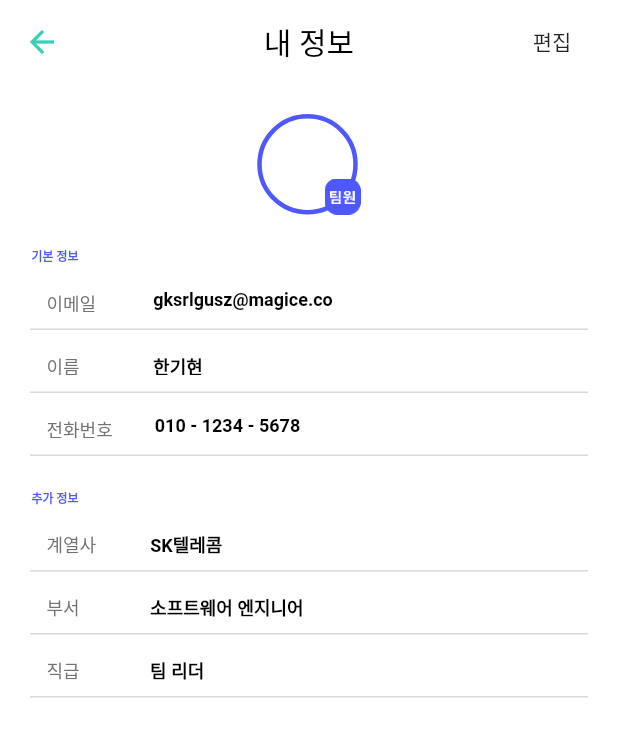
After one commit to kimkihwan/workshop, a Flutter app: the ProfileWidget screen opened directly, on a phone screen of 412 x 824 dp. The commit adds this screen. Shown: the top 737 px of the screen. Run offline on Flutter 3.47's test engine with Material 2 defaults, Android fonts, the phone set to English and light mode, and no system bars; our stand-ins replace dotted_border, image_picker; Roboto replaces fonts that are missing (Apple SD Gothic Neo).

Commit message:
menu, profile add
menu, profile add

```diff
--- a/lib/lecture_code.dart
+++ b/lib/lecture_code.dart
@@ -1,6 +1,7 @@
 import 'package:flutter/material.dart';
+import 'package:workshop/lecture.dart';
 import 'package:workshop/pin/pin_put.dart';
-
+import 'package:workshop/lecture_detail.dart';
 
 class LectureCode extends StatefulWidget {
   LectureCode({Key key, this.title}) : super(key: key);
@@ -21,6 +22,10 @@ class _Pinstate extends State<LectureCode> {
 
     final joinButton = GestureDetector(
       onTap: () {
+        Navigator.push(
+          context,
+          MaterialPageRoute(builder: (context) => DaliyViewWidget()),
+        );
       },
       child:
       Container(
--- a/lib/lecture_detail.dart
+++ b/lib/lecture_detail.dart
@@ -1,6 +1,5 @@
-
 import 'package:flutter/material.dart';
-import 'package:workshop/values/values.dart';
+import 'package:workshop/menu.dart';
 
 
 class DaliyViewWidget extends StatelessWidget {
@@ -121,10 +120,16 @@ class DaliyViewWidget extends StatelessWidget {
     return Scaffold(
       appBar: PreferredSize(
           child: AppBar(
+            iconTheme: IconThemeData(color: Color(0xFF35D0BA)),
             backgroundColor: Colors.black,
             actions: <Widget>[
               FlatButton(
-                onPressed: null,
+                onPressed: () {
+                  Navigator.push(
+                    context,
+                    MaterialPageRoute(builder: (context) => MenuViewWidget()),
+                  );
+                },
                 child: Icon(Icons.menu, color: Color(0xFF475AEF)),
               )
             ],
--- a/lib/main.dart
+++ b/lib/main.dart
@@ -1,6 +1,6 @@
 import 'package:flutter/material.dart';
 import 'package:workshop/login.dart';
-import 'package:workshop/lecture_detail.dart';
+import 'package:workshop/menu.dart';
 
 void main() => runApp(App());
 
--- /dev/null
+++ b/lib/menu.dart
@@ -0,0 +1,152 @@
+import 'package:flutter/material.dart';
+import 'package:workshop/values/colors.dart';
+import 'package:workshop/myprofile.dart';
+
+class MenuViewWidget extends StatelessWidget {
+
+  @override
+  Widget build(BuildContext context) {
+
+    return Scaffold(
+      appBar: AppBar(
+        iconTheme: IconThemeData(color: Color(0xFF35D0BA)),
+        centerTitle: true,
+        title: Text("메뉴", style: TextStyle(color: Colors.black)),
+        backgroundColor: Colors.white,
+        elevation: 0.0,
+      ),
+      body: Container(
+        constraints: BoxConstraints.expand(),
+        decoration: BoxDecoration(
+          color: Color.fromARGB(255, 255, 255, 255),
+        ),
+        child: Column(
+          children: [
+            Align(
+              child: Container(
+                width: 69,
+                height: 67,
+                margin: EdgeInsets.only(top: 20),
+                child:
+                GestureDetector(
+                  onTap: () {
+                    Navigator.push(
+                      context,
+                      MaterialPageRoute(builder: (context) => ProfileWidget()),
+                    );
+                  },
+                  child: Stack(
+                  children: [
+                    Positioned(
+                      top: 0,
+                      child: Container(
+                        width: 67,
+                        height: 67,
+                        decoration: BoxDecoration(
+                          border: Border.fromBorderSide(BorderSide(
+                                    color: Color.fromARGB(255, 79, 87, 255),
+                                    width: 3,
+                                    style: BorderStyle.solid,
+                                  )),
+                          borderRadius: BorderRadius.all(Radius.circular(33.5)),
+                        ),
+                        child: Container(),
+                      ),
+                    ),
+                    Positioned(
+                      top: 43,
+                      right: 0,
+                      child: Image.asset(
+                        "assets/images/menu_round.png",
+                        fit: BoxFit.none,
+                      ),
+                    ),
+                    Positioned(
+                      top: 51,
+                      right: 4,
+                      child: Image.asset(
+                        "assets/images/menu_team.png",
+                        fit: BoxFit.none,
+                      ),
+                    ),
+                  ],
+                  ),
+                )
+              ),
+            ),
+            Container(
+              width: 300,
+              margin: EdgeInsets.only(top: 30),
+              child: Text("한기현_5조", style: TextStyle(fontWeight: FontWeight.bold), textAlign: TextAlign.center)
+            ),
+            Container(
+              width: 300,
+              margin: EdgeInsets.only(top: 9),
+              child: Text("gksrlgusz@magice.co", textAlign: TextAlign.center)
+            ),
+            Container(
+              width: 160,
+              height: 1,
+              margin: EdgeInsets.only(top: 18),
+              decoration: BoxDecoration(
+                color: AppColors.primaryElement,
+              ),
+              child: Container(),
+            ),
+            Container(
+              width: 300,
+              margin: EdgeInsets.only(top: 28),
+              child: Text("팀 정보", style: TextStyle(fontWeight: FontWeight.bold), textAlign: TextAlign.center),
+            ),
+            Container(
+              width: 300,
+              margin: EdgeInsets.only(top: 35),
+              child: Text("공지 게시판", style: TextStyle(fontWeight: FontWeight.bold), textAlign: TextAlign.center),
+            ),
+            Container(
+              width: 300,
+              margin: EdgeInsets.only(top: 35),
+              child: Text("과제 게시판", style: TextStyle(fontWeight: FontWeight.bold), textAlign: TextAlign.center),
+            ),
+            Container(
+              width: 160,
+              height: 1,
+              margin: EdgeInsets.only(top: 27),
+              decoration: BoxDecoration(
+                color: AppColors.primaryElement,
+              ),
+              child: Container(),
+            ),
+            Container(
+              width: 300,
+              margin: EdgeInsets.only(top: 28),
+              child: Text("강의 목록", style: TextStyle(fontWeight: FontWeight.bold), textAlign: TextAlign.center),
+            ),
+            Container(
+              width: 160,
+              height: 1,
+              margin: EdgeInsets.only(top: 27),
+              decoration: BoxDecoration(
+                color: AppColors.primaryElement,
+              ),
+              child: Container(),
+            ),
+            Container(
+              width: 300,
+              margin: EdgeInsets.only(top: 30, bottom: 42),
+              child: Text("로그아웃", style: TextStyle(color: Colors.red, fontWeight: FontWeight.bold), textAlign: TextAlign.center),
+            ),
+            Container(
+              width: 102,
+              height: 12,
+              child: Image.asset(
+                "assets/images/2020magiceco.png",
+                fit: BoxFit.none,
+              ),
+            ),
+          ],
+        ),
+      ),
+    );
+  }
+}
--- /dev/null
+++ b/lib/myprofile.dart
@@ -0,0 +1,413 @@
+import 'package:flutter/material.dart';
+import 'package:workshop/values/colors.dart';
+
+class ProfileWidget extends StatelessWidget {
+
+  @override
+  Widget build(BuildContext context) {
+
+    return Scaffold(
+      appBar: AppBar(
+        iconTheme: IconThemeData(color: Color(0xFF35D0BA)),
+        centerTitle: true,
+        title: Text("내 정보", style: TextStyle(color: Colors.black)),
+        backgroundColor: Colors.white,
+        elevation: 0.0,
+        actions: <Widget>[
+          FlatButton(
+            onPressed: () {
+            },
+            child: Text("편집"),
+          )
+        ],
+      ),
+      body: Container(
+        constraints: BoxConstraints.expand(),
+        decoration: BoxDecoration(
+          color: Color.fromARGB(255, 255, 255, 255),
+        ),
+        child: Column(
+          children: [
+            Align(
+              // alignment: Alignment.center,
+              child: Container(
+                width: 69,
+                height: 67,
+                margin: EdgeInsets.only(top: 20),
+                child: Stack(
+                  // alignment: Alignment.center,
+                  children: [
+                    Positioned(
+                      top: 0,
+                      child: Container(
+                        width: 67,
+                        height: 67,
+                        decoration: BoxDecoration(
+                          border: Border.fromBorderSide(BorderSide(
+                                    color: Color.fromARGB(255, 79, 87, 255),
+                                    width: 3,
+                                    style: BorderStyle.solid,
+                                  )),
+                          borderRadius: BorderRadius.all(Radius.circular(33.5)),
+                        ),
+                        child: Container(),
+                      ),
+                    ),
+                    Positioned(
+                      top: 43,
+                      right: 0,
+                      child: Image.asset(
+                        "assets/images/menu_round.png",
+                        fit: BoxFit.none,
+                      ),
+                    ),
+                    Positioned(
+                      top: 51,
+                      right: 4,
+                      child: Image.asset(
+                        "assets/images/menu_team.png",
+                        fit: BoxFit.none,
+                      ),
+                    ),
+                  ],
+                ),
+              ),
+            ),
+            Align(
+              alignment: Alignment.topLeft,
+              child: Container(
+                margin: EdgeInsets.only(left: 21, top: 22),
+                child: Text(
+                  "기본 정보",
+                  textAlign: TextAlign.left,
+                  style: TextStyle(
+                    color: AppColors.accentText,
+                    fontFamily: "Apple SD Gothic Neo",
+                    fontWeight: FontWeight.w700,
+                    fontSize: 8,
+                  ),
+                ),
+              ),
+            ),
+            Align(
+              alignment: Alignment.topLeft,
+              child: Container(
+                width: 300,
+                height: 15,
+                margin: EdgeInsets.only(left: 31, top: 16),
+                child: Row(
+                  crossAxisAlignment: CrossAxisAlignment.stretch,
+                  children: [
+                    Align(
+                      alignment: Alignment.topLeft,
+                      child: Text(
+                        "이메일",
+                        textAlign: TextAlign.left,
+                        style: TextStyle(
+                          color: AppColors.primaryText,
+                          fontFamily: "Apple SD Gothic Neo",
+                          fontWeight: FontWeight.w400,
+                          fontSize: 12,
+                        ),
+                      ),
+                    ),
+                    Align(
+                      alignment: Alignment.topLeft,
+                      child: Container(
+                        margin: EdgeInsets.only(left: 38),
+                        child: Text(
+                          "gksrlgusz@magice.co",
+                          textAlign: TextAlign.left,
+                          style: TextStyle(
+                            color: AppColors.secondaryText,
+                            fontFamily: "Apple SD Gothic Neo",
+                            fontWeight: FontWeight.w700,
+                            fontSize: 12,
+                          ),
+                        ),
+                      ),
+                    ),
+                  ],
+                ),
+              ),
+            ),
+            Container(
+              height: 1,
+              margin: EdgeInsets.only(left: 20, top: 11, right: 20),
+              decoration: BoxDecoration(
+                color: AppColors.primaryElement,
+              ),
+              child: Container(),
+            ),
+            Align(
+              alignment: Alignment.topLeft,
+              child: Container(
+                width: 300,
+                height: 15,
+                margin: EdgeInsets.only(left: 31, top: 15),
+                child: Row(
+                  crossAxisAlignment: CrossAxisAlignment.stretch,
+                  children: [
+                    Align(
+                      alignment: Alignment.topLeft,
+                      child: Text(
+                        "이름",
+                        textAlign: TextAlign.left,
+                        style: TextStyle(
+                          color: AppColors.primaryText,
+                          fontFamily: "Apple SD Gothic Neo",
+                          fontWeight: FontWeight.w400,
+                          fontSize: 12,
+                        ),
+                      ),
+                    ),
+                    Align(
+                      alignment: Alignment.topLeft,
+                      child: Container(
+                        margin: EdgeInsets.only(left: 49),
+                        child: Text(
+                          "한기현",
+                          textAlign: TextAlign.left,
+                          style: TextStyle(
+                            color: AppColors.secondaryText,
+                            fontFamily: "Apple SD Gothic Neo",
+                            fontWeight: FontWeight.w700,
+                            fontSize: 12,
+                          ),
+                        ),
+                      ),
+                    ),
+                  ],
+                ),
+              ),
+            ),
+            Container(
+              height: 1,
+              margin: EdgeInsets.only(left: 20, top: 11, right: 20),
+              decoration: BoxDecoration(
+                color: AppColors.primaryElement,
+              ),
+              child: Container(),
+            ),
+            Align(
+              alignment: Alignment.topLeft,
+              child: Container(
+                width: 300,
+                height: 15,
+                margin: EdgeInsets.only(left: 31, top: 15),
+                child: Row(
+                  crossAxisAlignment: CrossAxisAlignment.stretch,
+                  children: [
+                    Align(
+                      alignment: Alignment.topLeft,
+                      child: Text(
+                        "전화번호",
+                        textAlign: TextAlign.left,
+                        style: TextStyle(
+                          color: AppColors.primaryText,
+                          fontFamily: "Apple SD Gothic Neo",
+                          fontWeight: FontWeight.w400,
+                          fontSize: 12,
+                        ),
+                      ),
+                    ),
+                    Align(
+                      alignment: Alignment.topLeft,
+                      child: Container(
+                        margin: EdgeInsets.only(left: 28),
+                        child: Text(
+                          "010 - 1234 - 5678",
+                          textAlign: TextAlign.left,
+                          style: TextStyle(
+                            color: AppColors.secondaryText,
+                            fontFamily: "Apple SD Gothic Neo",
+                            fontWeight: FontWeight.w700,
+                            fontSize: 12,
+                          ),
+                        ),
+                      ),
+                    ),
+                  ],
+                ),
+              ),
+            ),
+            Container(
+              height: 1,
+              margin: EdgeInsets.only(left: 20, top: 11, right: 20),
+              decoration: BoxDecoration(
+                color: AppColors.primaryElement,
+              ),
+              child: Container(),
+            ),
+            Align(
+              alignment: Alignment.topLeft,
+              child: Container(
+                margin: EdgeInsets.only(left: 21, top: 22),
+                child: Text(
+                  "추가 정보",
+                  textAlign: TextAlign.left,
+                  style: TextStyle(
+                    color: AppColors.accentText,
+                    fontFamily: "Apple SD Gothic Neo",
+                    fontWeight: FontWeight.w700,
+                    fontSize: 8,
+                  ),
+                ),
+              ),
+            ),
+            Align(
+              alignment: Alignment.topLeft,
+              child: Container(
+                width: 300,
+                height: 15,
+                margin: EdgeInsets.only(left: 31, top: 16),
+                child: Row(
+                  crossAxisAlignment: CrossAxisAlignment.stretch,
+                  children: [
+                    Align(
+                      alignment: Alignment.topLeft,
+                      child: Text(
+                        "계열사",
+                        textAlign: TextAlign.left,
+                        style: TextStyle(
+                          color: AppColors.primaryText,
+                          fontFamily: "Apple SD Gothic Neo",
+                          fontWeight: FontWeight.w400,
+                          fontSize: 12,
+                        ),
+                      ),
+                    ),
+                    Align(
+                      alignment: Alignment.topLeft,
+                      child: Container(
+                        margin: EdgeInsets.only(left: 36),
+                        child: Text(
+                          "SK텔레콤",
+                          textAlign: TextAlign.left,
+                          style: TextStyle(
+                            color: AppColors.secondaryText,
+                            fontFamily: "Apple SD Gothic Neo",
+                            fontWeight: FontWeight.w700,
+                            fontSize: 12,
+                          ),
+                        ),
+                      ),
+                    ),
+                  ],
+                ),
+              ),
+            ),
+            Container(
+              height: 1,
+              margin: EdgeInsets.only(left: 20, top: 11, right: 20),
+              decoration: BoxDecoration(
+                color: AppColors.primaryElement,
+              ),
+              child: Container(),
+            ),
+            Align(
+              alignment: Alignment.topLeft,
+              child: Container(
+                width: 300,
+                height: 15,
+                margin: EdgeInsets.only(left: 31, top: 15),
+                child: Row(
+                  crossAxisAlignment: CrossAxisAlignment.stretch,
+                  children: [
+                    Align(
+                      alignment: Alignment.topLeft,
+                      child: Text(
+                        "부서",
+                        textAlign: TextAlign.left,
+                        style: TextStyle(
+                          color: AppColors.primaryText,
+                          fontFamily: "Apple SD Gothic Neo",
+                          fontWeight: FontWeight.w400,
+                          fontSize: 12,
+                        ),
+                      ),
+                    ),
+                    Align(
+                      alignment: Alignment.topLeft,
+                      child: Container(
+                        margin: EdgeInsets.only(left: 47),
+                        child: Text(
+                          "소프트웨어 엔지니어",
+                          textAlign: TextAlign.left,
+                          style: TextStyle(
+                            color: AppColors.secondaryText,
+                            fontFamily: "Apple SD Gothic Neo",
+                            fontWeight: FontWeight.w700,
+                            fontSize: 12,
+                          ),
+                        ),
+                      ),
+                    ),
+                  ],
+                ),
+              ),
+            ),
+            Container(
+              height: 1,
+              margin: EdgeInsets.only(left: 20, top: 11, right: 20),
+              decoration: BoxDecoration(
+                color: AppColors.primaryElement,
+              ),
+              child: Container(),
+            ),
+            Align(
+              alignment: Alignment.topLeft,
+              child: Container(
+                width: 300,
+                height: 15,
+                margin: EdgeInsets.only(left: 31, top: 15),
+                child: Row(
+                  crossAxisAlignment: CrossAxisAlignment.stretch,
+                  children: [
+                    Align(
+                      alignment: Alignment.topLeft,
+                      child: Text(
+                        "직급",
+                        textAlign: TextAlign.left,
+                        style: TextStyle(
+                          color: AppColors.primaryText,
+                          fontFamily: "Apple SD Gothic Neo",
+                          fontWeight: FontWeight.w400,
+                          fontSize: 12,
+                        ),
+                      ),
+                    ),
+                    Align(
+                      alignment: Alignment.topLeft,
+                      child: Container(
+                        margin: EdgeInsets.only(left: 47),
+                        child: Text(
+                          "팀 리더",
+                          textAlign: TextAlign.left,
+                          style: TextStyle(
+                            color: AppColors.secondaryText,
+                            fontFamily: "Apple SD Gothic Neo",
+                            fontWeight: FontWeight.w700,
+                            fontSize: 12,
+                          ),
+                        ),
+                      ),
+                    ),
+                  ],
+                ),
+              ),
+            ),
+            Container(
+              height: 1,
+              margin: EdgeInsets.only(left: 20, top: 11, right: 20),
+              decoration: BoxDecoration(
+                color: AppColors.primaryElement,
+              ),
+              child: Container(),
+            ),
+          ],
+        ),
+      ),
+    );
+  }
+}
--- a/lib/lec_detail.dart
+++ b/lib/old_lec_detail.dart
@@ -1,5 +1,5 @@
 import 'package:flutter/material.dart';
-import 'package:workshop/mypage.dart';
+import 'package:workshop/old_mypage.dart';
 
 
 class DetailLec extends StatelessWidget {
--- a/lib/values/colors.dart
+++ b/lib/values/colors.dart
@@ -9,4 +9,7 @@ class AppColors {
   static const Color primaryElement = Color.fromARGB(255, 218, 218, 218);
   static const Color secondaryElement = Color.fromARGB(255, 31, 34, 50);
   static const Color accentElement = Color.fromARGB(255, 0, 0, 0);
+  static const Color secondaryText = Color.fromARGB(255, 0, 0, 0);
+  static const Color accentText = Color.fromARGB(255, 79, 87, 255);
+  static const Color primaryText = Color.fromARGB(255, 114, 114, 114);
 }
```
Also changed, not shown: assets/images/2.0x/2020magiceco.png (added), assets/images/2.0x/menu_round.png (added), assets/images/2.0x/menu_team.png (added), assets/images/2020magiceco.png (added), assets/images/3.0x/2020magiceco.png (added), assets/images/3.0x/menu_round.png (added), assets/images/3.0x/menu_team.png (added), assets/images/menu_round.png (added), assets/images/menu_team.png (added), lib/old_mypage.dart (renamed from lib/mypage.dart).
